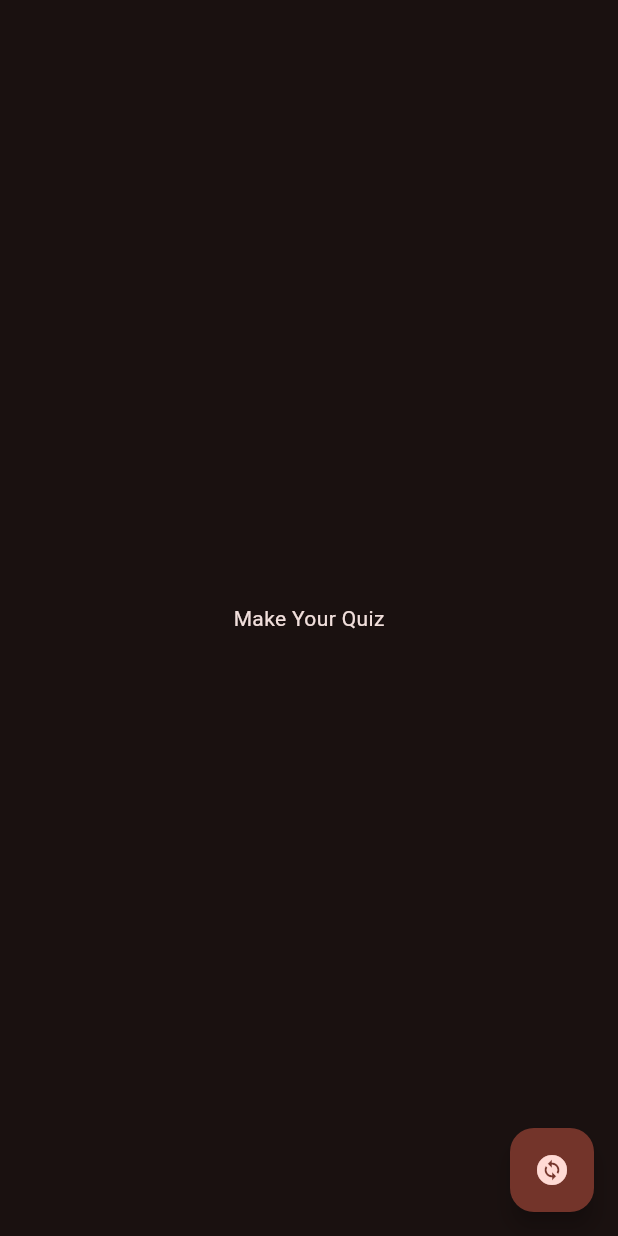
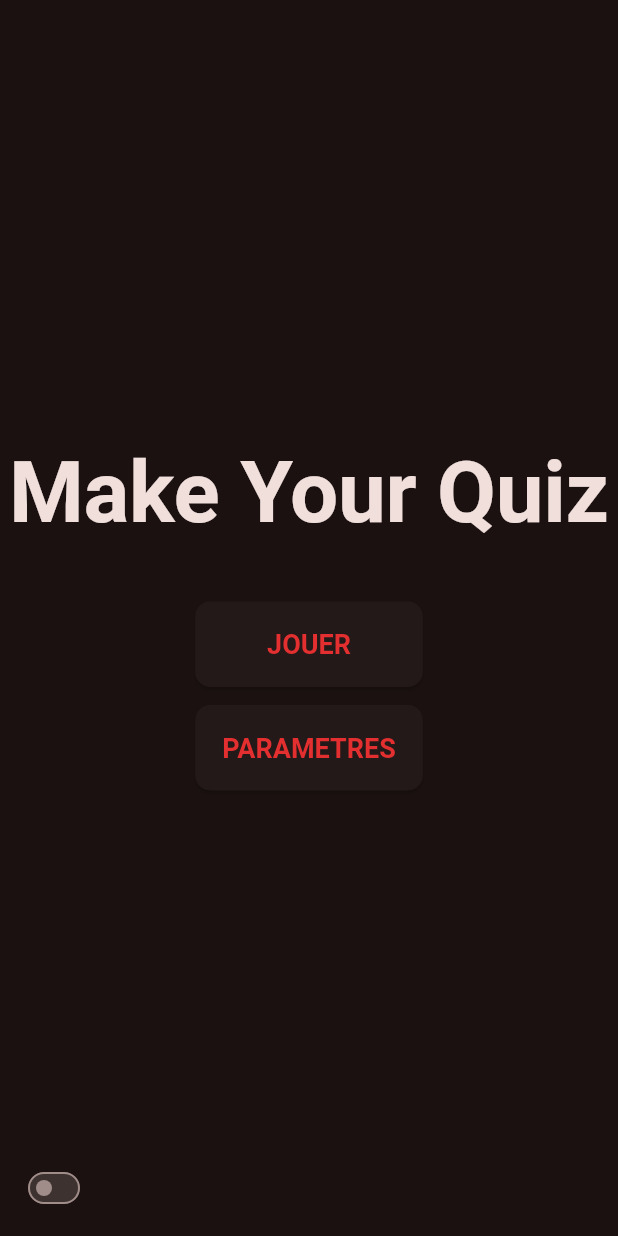
Before and after one commit to alexleboucher/make_your_quiz, a Flutter app: the screen it shows after launch, on a phone screen of 412 x 824 dp. Run offline on Flutter 3.47's test engine with Material 2 defaults, Android fonts, the phone set to English and light mode, and no system bars; our stand-ins replace beamer, equatable, flutter_bloc, google_fonts, hydrated_bloc; Roboto replaces fonts that are missing (Ubuntu).

```diff
--- a/lib/app/view/app.dart
+++ b/lib/app/view/app.dart
@@ -4,6 +4,8 @@ import 'package:flutter_bloc/flutter_bloc.dart';
 import 'package:make_your_quiz/app/cubit/settings_cubit.dart';
 
 import 'package:make_your_quiz/app/util/app_theme.dart';
+import 'package:make_your_quiz/home/view/home_page.dart';
+import 'package:make_your_quiz/settings/view/settings_page.dart';
 
 class App extends StatelessWidget {
   App({super.key});
@@ -11,7 +13,8 @@ class App extends StatelessWidget {
   final routerDelegate = BeamerDelegate(
     locationBuilder: RoutesLocationBuilder(
       routes: {
-        '/': (context, state, data) => const MyWidget(),
+        '/': (context, state, data) => const HomePage(),
+        '/settings': (context, state, data) => const SettingsPage(),
       },
     ).call,
   );
@@ -33,21 +36,3 @@ class App extends StatelessWidget {
     );
   }
 }
-
-class MyWidget extends StatelessWidget {
-  const MyWidget({super.key});
-
-  @override
-  Widget build(BuildContext context) {
-    return Scaffold(
-      body: const Center(
-        child: Text('Make Your Quiz'),
-      ),
-      floatingActionButton: FloatingActionButton(
-        onPressed: () => context.read<SettingsCubit>().toggleTheme(),
-        tooltip: 'Change theme',
-        child: const Icon(Icons.change_circle),
-      ),
-    );
-  }
-}
--- /dev/null
+++ b/lib/home/view/home_page.dart
@@ -0,0 +1,66 @@
+import 'package:beamer/beamer.dart';
+import 'package:flutter/material.dart';
+import 'package:google_fonts/google_fonts.dart';
+import 'package:make_your_quiz/shared/widgets/app_scaffold.dart';
+import 'package:make_your_quiz/shared/widgets/app_text.dart';
+
+class HomePage extends StatelessWidget {
+  const HomePage({super.key});
+
+  @override
+  Widget build(BuildContext context) {
+    final buttonStyle = ButtonStyle(
+      shape: MaterialStateProperty.all(
+        RoundedRectangleBorder(
+          borderRadius: BorderRadius.circular(10),
+        ),
+      ),
+      textStyle: MaterialStateProperty.all(
+        GoogleFonts.ubuntu(
+          fontWeight: FontWeight.w600,
+          fontSize: 18,
+        ),
+      ),
+      padding: MaterialStateProperty.all(
+        const EdgeInsets.all(18),
+      ),
+    );
+
+    return AppScaffold(
+      body: Center(
+        child: Column(
+          mainAxisSize: MainAxisSize.min,
+          children: [
+            AppText(
+              'Make Your Quiz',
+              typo: Typo.displayLarge,
+              style: GoogleFonts.ubuntu(
+                fontWeight: FontWeight.w600,
+              ),
+            ),
+            const SizedBox(height: 40),
+            IntrinsicWidth(
+              child: Column(
+                mainAxisSize: MainAxisSize.min,
+                crossAxisAlignment: CrossAxisAlignment.stretch,
+                children: [
+                  ElevatedButton(
+                    onPressed: () => print('Click'),
+                    style: buttonStyle,
+                    child: const Text('JOUER'),
+                  ),
+                  const SizedBox(height: 12),
+                  ElevatedButton(
+                    onPressed: () => context.beamToNamed('/settings'),
+                    style: buttonStyle,
+                    child: const Text('PARAMETRES'),
+                  ),
+                ],
+              ),
+            ),
+          ],
+        ),
+      ),
+    );
+  }
+}
--- /dev/null
+++ b/lib/settings/view/settings_page.dart
@@ -0,0 +1,30 @@
+import 'package:beamer/beamer.dart';
+import 'package:flutter/material.dart';
+import 'package:make_your_quiz/shared/widgets/app_scaffold.dart';
+import 'package:make_your_quiz/shared/widgets/app_text.dart';
+
+class SettingsPage extends StatelessWidget {
+  const SettingsPage({super.key});
+
+  @override
+  Widget build(BuildContext context) {
+    return AppScaffold(
+      body: Stack(
+        children: [
+          Positioned(
+            right: 15,
+            top: 15,
+            child: IconButton(
+              onPressed: () => context.beamToNamed('/'),
+              icon: const Icon(Icons.close),
+              iconSize: 30,
+            ),
+          ),
+          const Center(
+            child: AppText('SETTINGS'),
+          ),
+        ],
+      ),
+    );
+  }
+}
--- /dev/null
+++ b/lib/shared/widgets/app_scaffold.dart
@@ -0,0 +1,37 @@
+import 'package:flutter/material.dart';
+import 'package:flutter_bloc/flutter_bloc.dart';
+import 'package:make_your_quiz/app/cubit/settings_cubit.dart';
+
+class AppScaffold extends StatelessWidget {
+  const AppScaffold({
+    required this.body,
+    this.showThemeSwitch = true,
+    super.key,
+  });
+
+  final Widget? body;
+  final bool showThemeSwitch;
+
+  @override
+  Widget build(BuildContext context) {
+    final themeMode =
+        context.select((SettingsCubit cubit) => cubit.state.themeMode);
+
+    return Scaffold(
+      body: body,
+      floatingActionButtonLocation: FloatingActionButtonLocation.startFloat,
+      floatingActionButton: showThemeSwitch
+          ? SizedBox(
+              height: 32,
+              child: FittedBox(
+                fit: BoxFit.fill,
+                child: Switch(
+                  value: themeMode == ThemeMode.light,
+                  onChanged: (_) => context.read<SettingsCubit>().toggleTheme(),
+                ),
+              ),
+            )
+          : null,
+    );
+  }
+}
--- /dev/null
+++ b/lib/shared/widgets/app_text.dart
@@ -0,0 +1,224 @@
+import 'package:flutter/material.dart';
+
+enum Typo {
+  displayLarge,
+  displayMedium,
+  displaySmall,
+  headlineLarge,
+  headlineMedium,
+  headlineSmall,
+  titleLarge,
+  titleMedium,
+  titleSmall,
+  bodyLarge,
+  bodyMedium,
+  bodySmall,
+  labelLarge,
+  labelMedium,
+  labelSmall,
+}
+
+class AppText extends StatelessWidget {
+  const AppText(
+    this.text, {
+    this.typo = Typo.bodyMedium,
+    this.textAlign,
+    this.style,
+    this.strutStyle,
+    this.textDirection,
+    this.locale,
+    this.softWrap,
+    this.overflow,
+    this.textScaleFactor,
+    this.maxLines,
+    this.semanticsLabel,
+    this.textWidthBasis,
+    this.textHeightBehavior,
+    this.selectionColor,
+    super.key,
+  })  : numberOfLines = null,
+        textSpan = null;
+
+  const AppText.fixedMultiline(
+    this.text, {
+    this.typo = Typo.bodyMedium,
+    this.textAlign,
+    this.style,
+    this.strutStyle,
+    this.textDirection,
+    this.locale,
+    this.softWrap,
+    this.overflow,
+    this.textScaleFactor,
+    this.numberOfLines,
+    this.semanticsLabel,
+    this.textWidthBasis,
+    this.textHeightBehavior,
+    this.selectionColor,
+    super.key,
+  })  : maxLines = null,
+        textSpan = null;
+
+  const AppText.rich(
+    this.textSpan, {
+    this.typo = Typo.bodyMedium,
+    this.textAlign,
+    this.style,
+    this.strutStyle,
+    this.textDirection,
+    this.locale,
+    this.softWrap,
+    this.overflow,
+    this.textScaleFactor,
+    this.maxLines,
+    this.semanticsLabel,
+    this.textWidthBasis,
+    this.textHeightBehavior,
+    this.selectionColor,
+    super.key,
+  })  : numberOfLines = null,
+        text = null;
+
+  final String? text;
+  final InlineSpan? textSpan;
+  final Typo typo;
+  final TextAlign? textAlign;
+  final TextStyle? style;
+  final StrutStyle? strutStyle;
+  final TextDirection? textDirection;
+  final Locale? locale;
+  final bool? softWrap;
+  final TextOverflow? overflow;
+  final double? textScaleFactor;
+  final int? maxLines;
+  final String? semanticsLabel;
+  final TextWidthBasis? textWidthBasis;
+  final TextHeightBehavior? textHeightBehavior;
+  final Color? selectionColor;
+
+  final int? numberOfLines;
+
+  TextStyle _buildStyle({
+    required Typo typo,
+    required BuildContext context,
+    required TextStyle? style,
+  }) {
+    final textTheme = Theme.of(context).textTheme;
+    TextStyle? textStyle;
+    switch (typo) {
+      case Typo.displayLarge:
+        textStyle = textTheme.displayLarge;
+      case Typo.displayMedium:
+        textStyle = textTheme.displayMedium;
+      case Typo.displaySmall:
+        textStyle = textTheme.displaySmall;
+      case Typo.headlineLarge:
+        textStyle = textTheme.headlineLarge;
+      case Typo.headlineMedium:
+        textStyle = textTheme.headlineMedium;
+      case Typo.headlineSmall:
+        textStyle = textTheme.headlineSmall;
+      case Typo.titleLarge:
+        textStyle = textTheme.titleLarge;
+      case Typo.titleMedium:
+        textStyle = textTheme.titleMedium;
+      case Typo.titleSmall:
+        textStyle = textTheme.titleSmall;
+      case Typo.bodyLarge:
+        textStyle = textTheme.bodyLarge;
+      case Typo.bodyMedium:
+        textStyle = textTheme.bodyMedium;
+      case Typo.bodySmall:
+        textStyle = textTheme.bodySmall;
+      case Typo.labelLarge:
+        textStyle = textTheme.labelLarge;
+      case Typo.labelMedium:
+        textStyle = textTheme.labelMedium;
+      case Typo.labelSmall:
+        textStyle = textTheme.labelSmall;
+    }
+    textStyle ??= const TextStyle();
+
+    if (style == null) {
+      return textStyle;
+    }
+
+    return textStyle.copyWith(
+      inherit: style.inherit,
+      color: style.color,
+      backgroundColor: style.backgroundColor,
+      fontSize: style.fontSize,
+      fontWeight: style.fontWeight,
+      fontStyle: style.fontStyle,
+      letterSpacing: style.letterSpacing,
+      wordSpacing: style.wordSpacing,
+      textBaseline: style.textBaseline,
+      height: style.height,
+      leadingDistribution: style.leadingDistribution,
+      locale: style.locale,
+      foreground: style.foreground,
+      background: style.background,
+      shadows: style.shadows,
+      fontFeatures: style.fontFeatures,
+      fontVariations: style.fontVariations,
+      decoration: style.decoration,
+      decorationColor: style.decorationColor,
+      decorationStyle: style.decorationStyle,
+      decorationThickness: style.decorationThickness,
+      debugLabel: style.debugLabel,
+      fontFamily: style.fontFamily,
+      fontFamilyFallback: style.fontFamilyFallback,
+      overflow: style.overflow,
+    );
+  }
+
+  @override
+  Widget build(BuildContext context) {
+    final textStyle = _buildStyle(typo: typo, context: context, style: style);
+
+    if (textSpan != null) {
+      return Text.rich(
+        textSpan!,
+        style: textStyle,
+        textAlign: textAlign,
+        strutStyle: strutStyle,
+        textDirection: textDirection,
+        locale: locale,
+        softWrap: softWrap,
+        overflow: overflow,
+        textScaleFactor: textScaleFactor,
+        maxLines: numberOfLines ?? maxLines,
+        semanticsLabel: semanticsLabel,
+        textWidthBasis: textWidthBasis,
+        textHeightBehavior: textHeightBehavior,
+        selectionColor: selectionColor,
+      );
+    }
+
+    var textToUse = text!;
+    if (numberOfLines != null) {
+      final buffer = StringBuffer(text!);
+      for (var i = 0; i < numberOfLines!; i++) {
+        buffer.write('\n');
+      }
+      textToUse = buffer.toString();
+    }
+
+    return Text(
+      textToUse,
+      style: textStyle,
+      textAlign: textAlign,
+      strutStyle: strutStyle,
+      textDirection: textDirection,
+      locale: locale,
+      softWrap: softWrap,
+      overflow: overflow,
+      textScaleFactor: textScaleFactor,
+      maxLines: numberOfLines ?? maxLines,
+      semanticsLabel: semanticsLabel,
+      textWidthBasis: textWidthBasis,
+      textHeightBehavior: textHeightBehavior,
+      selectionColor: selectionColor,
+    );
+  }
+}
--- a/pubspec.yaml
+++ b/pubspec.yaml
@@ -35,6 +35,7 @@ dependencies:
   flutter:
     sdk: flutter
   flutter_bloc: ^8.1.3
+  google_fonts: ^5.1.0
   hydrated_bloc: ^9.1.2
   path_provider: ^2.0.15
 
```
Also changed, not shown: pubspec.lock.
